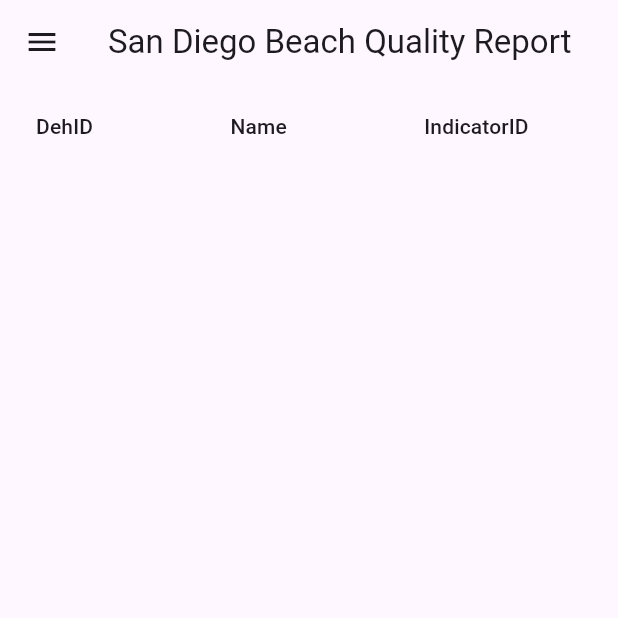
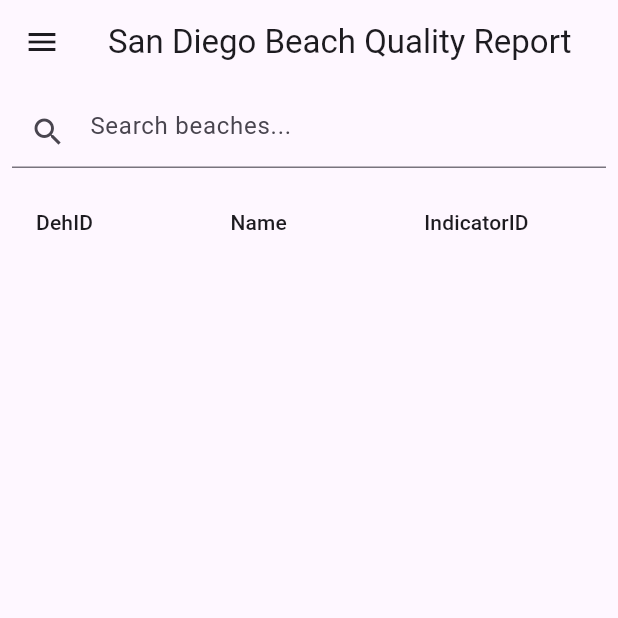
Before and after one commit to brysonreese/sd_beach_quality, a Flutter app: the BeachQualityList screen opened by its route, on a phone screen of 412 x 824 dp, the top half of it. Run offline on Flutter 3.47's test engine with Material 3 defaults, Android fonts, the phone set to English and light mode, and no system bars; our stand-ins replace get_it, go_router, shared_preferences; accounts and stored records are empty; network calls fail.

Commit message:
add search to full report list and fix nav weirdness

```diff
--- a/lib/models/quality_report.dart
+++ b/lib/models/quality_report.dart
@@ -1,3 +1,5 @@
+import 'package:flutter/material.dart';
+
 class QualityReport {
   int siteId;
   String dehId;
@@ -72,4 +74,8 @@ class QualityReport {
   }
 }
 
-enum Indicator { red, green, yellow, bucket }
+List<Icon> statusIcons = [
+  Icon(Icons.block, color: Colors.red),
+  Icon(Icons.check_box, color: Colors.green),
+  Icon(Icons.warning, color: Colors.amber),
+];
--- a/lib/screens/beach_quality_list.dart
+++ b/lib/screens/beach_quality_list.dart
@@ -15,11 +15,8 @@ class _BeachQualityListState extends State<BeachQualityList> {
   QualityReportRepository get qualityReportRepository =>
       getIt<QualityReportRepository>();
 
-  List<Icon> statusIcons = [
-    Icon(Icons.block),
-    Icon(Icons.check_box),
-    Icon(Icons.warning),
-  ];
+  final _searchController = TextEditingController();
+  String _query = '';
 
   @override
   void initState() {
@@ -27,8 +24,46 @@ class _BeachQualityListState extends State<BeachQualityList> {
   }
 
   @override
+  void dispose() {
+    _searchController.dispose();
+    super.dispose();
+  }
+
+  @override
   Widget build(BuildContext context) {
-    return SingleChildScrollView(
+    List<QualityReport> filteredReports = qualityReportRepository.list
+        .where(
+          (reports) =>
+              reports.name.toLowerCase().contains(_query.toLowerCase()),
+        )
+        .toList();
+
+    filteredReports.sort((a, b) => a.regionId.compareTo(b.regionId));
+
+    return Column(
+      children: [
+        Padding(
+          padding: const EdgeInsets.all(8.0),
+          child: TextField(
+            controller: _searchController,
+            decoration: InputDecoration(
+              hintText: 'Search beaches...',
+              prefixIcon: const Icon(Icons.search),
+              suffixIcon: _query.isEmpty
+                  ? null
+                  : IconButton(
+                      icon: const Icon(Icons.clear),
+                      onPressed: () {
+                        _searchController.clear();
+                        setState(() => _query = '');
+                      },
+                    ),
+            ),
+            onChanged: (value) => setState(() => _query = value),
+          ),
+        ),
+        Expanded(
+          child: SingleChildScrollView(
             child: SizedBox(
               width: double.infinity,
               child: DataTable(
@@ -38,7 +73,7 @@ class _BeachQualityListState extends State<BeachQualityList> {
                   DataColumn(label: Expanded(child: Text("Name"))),
                   DataColumn(label: Expanded(child: Text("IndicatorID"))),
                 ],
-          rows: qualityReportRepository.list.map((report) {
+                rows: filteredReports.map((report) {
                   return DataRow(
                     cells: <DataCell>[
                       DataCell(Text(report.dehId)),
@@ -46,12 +81,15 @@ class _BeachQualityListState extends State<BeachQualityList> {
                       DataCell(statusIcons[report.indicatorId - 1]),
                     ],
                     onSelectChanged: (value) {
-                context.go('/report/${report.siteId}');
+                      context.push('/report/${report.siteId}');
                     },
                   );
                 }).toList(),
               ),
             ),
+          ),
+        ),
+      ],
     );
   }
 }
--- a/lib/screens/report_details.dart
+++ b/lib/screens/report_details.dart
@@ -1,4 +1,5 @@
 import 'package:flutter/material.dart';
+import 'package:go_router/go_router.dart';
 import 'package:html/parser.dart';
 import 'package:sd_beach_quality/locator.dart';
 import 'package:sd_beach_quality/models/quality_report.dart';
@@ -28,6 +29,7 @@ class _ReportDetailsState extends State<ReportDetails> {
     return Column(
       crossAxisAlignment: CrossAxisAlignment.start,
       children: [
+        IconButton(icon: Icon(Icons.close), onPressed: () => context.pop()),
         ListView(
           shrinkWrap: true,
           children: [
```
Also changed, not shown: lib/screens/home_screen.dart (+3 -9 lines). Lines whose indentation alone changed are shown as unchanged.
